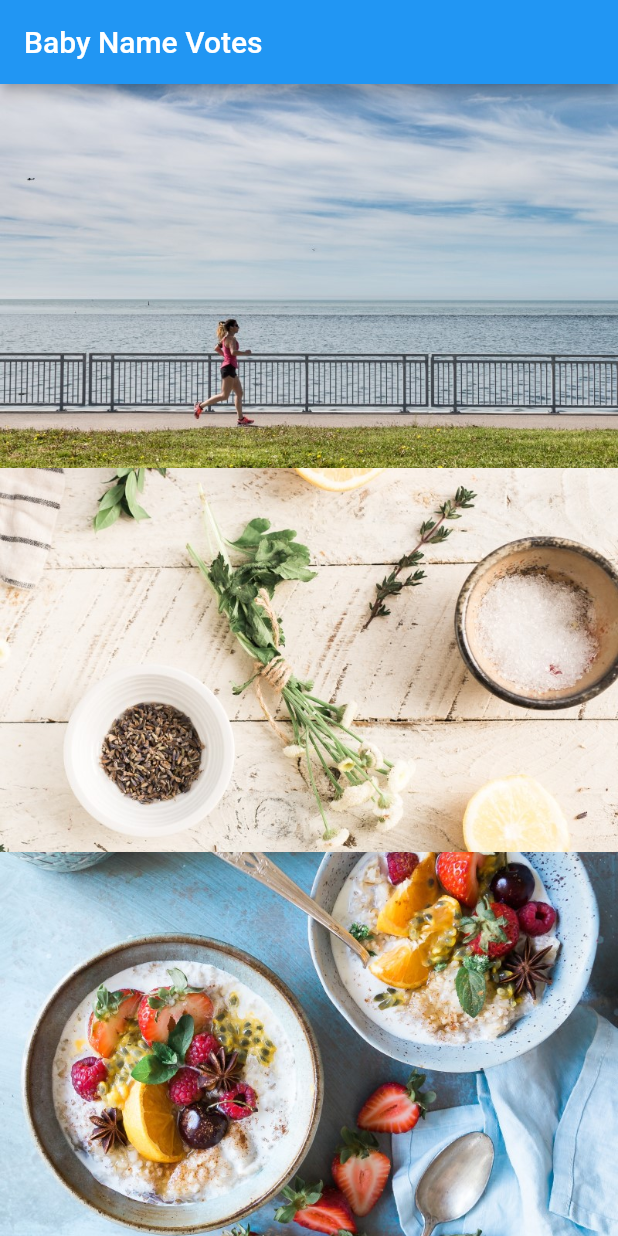
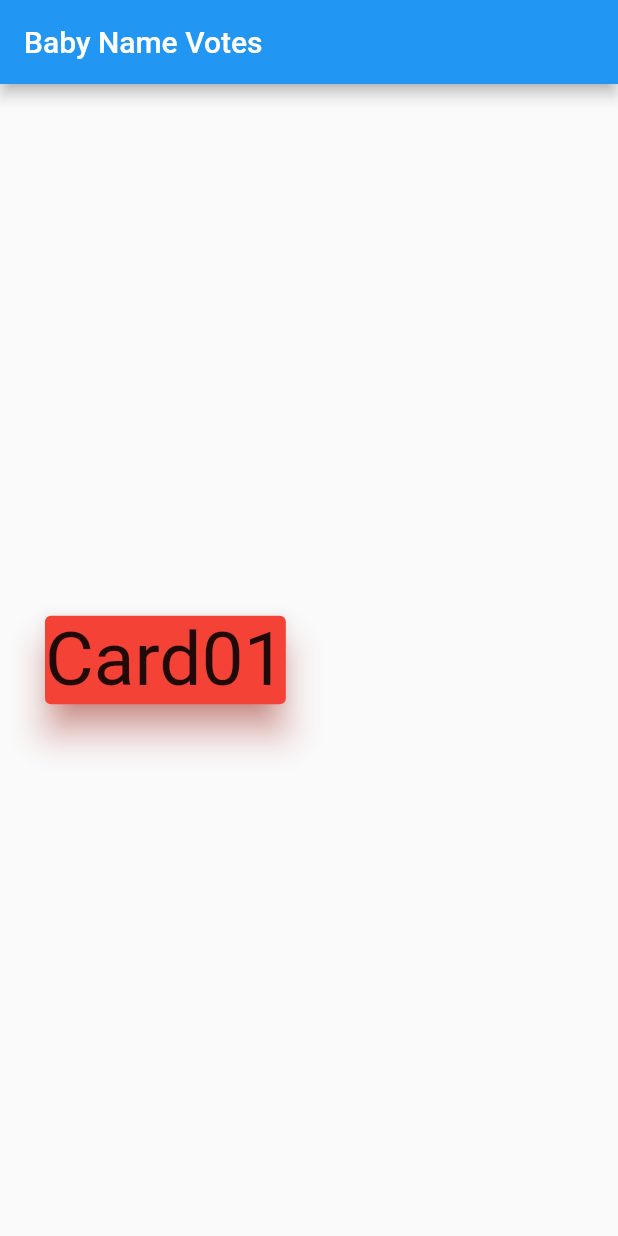
Before and after one commit to hasegawa0424/myapp1, a Flutter app: the screen it shows after launch, on a phone screen of 412 x 824 dp. Run offline on Flutter 3.47's test engine with Material 2 defaults, Android fonts, the phone set to English and light mode, and no system bars; our stand-ins replace cloud_firestore, firebase_core; accounts and stored records are empty.

Commit message:
CardWidget確認

```diff
--- a/lib/main.dart
+++ b/lib/main.dart
@@ -65,32 +65,17 @@ class _MyHomePageState extends State<MyHomePage> {
           return Column(
             mainAxisAlignment: MainAxisAlignment.spaceEvenly,
             children: [
-              Expanded(
-                child:Container(
-                  width:600,height:240,
-                  child:Image.asset(
-                    'images/sample-img1.jpg',
-                    fit:BoxFit.cover,
+              Card(
+                  child:Text(
+                    'Card01',
+                    style:TextStyle(
+                      fontSize: 50
+                    ),
                   ),
-                )
-              ),
-              Expanded(
-                  child:Container(
-                    width:600,height:240,
-                    child:Image.asset(
-                      'images/sample-img2.jpg',
-                      fit:BoxFit.cover,
-                    ),
-                  )
-              ),
-              Expanded(
-                  child:Container(
-                    width:600,height:240,
-                    child:Image.asset(
-                      'images/sample-img3.jpg',
-                      fit:BoxFit.cover,
-                    ),
-                  )
+                    color:Colors.red,
+                    margin: EdgeInsets.all(30),
+                    elevation: 10,
+                    shadowColor: Colors.red,
               ),
             ],
           );
```
